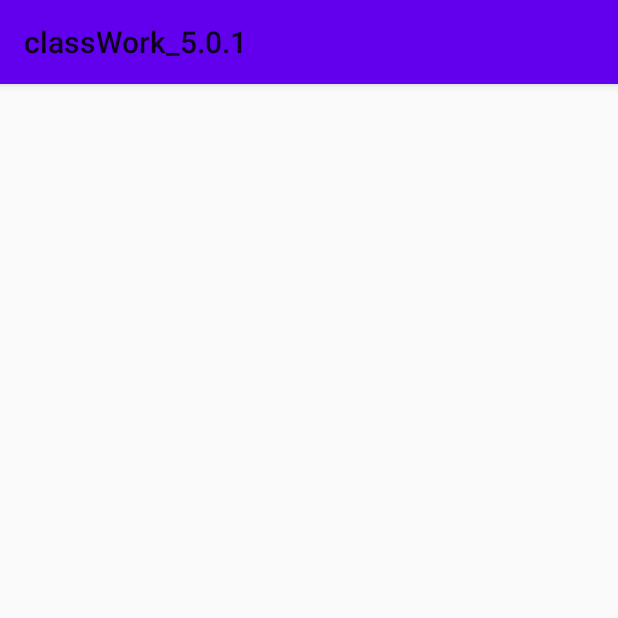
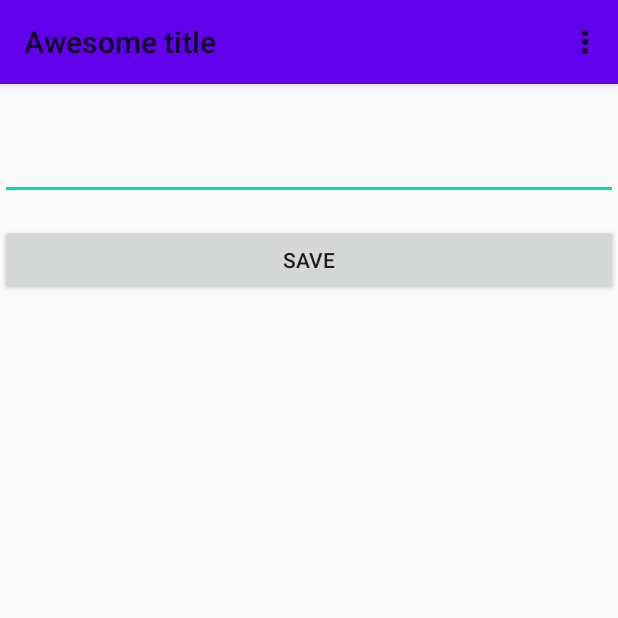
Before and after one commit to AlexanderSwift89/homeWork_5.0.1, an Android app: the screen it shows after launch (MainActivity), on a phone screen of 412 x 824 dp, the top half of it. Run offline under Robolectric (Android 15) with nearby library versions, the phone set to English and light mode, and no system bars.

Commit message:
The commit of 2020-27-07

```diff
--- a/lesson_5/classWork_5.0.1/app/src/main/java/com/example/classwork_501/MainActivity.java
+++ b/lesson_5/classWork_5.0.1/app/src/main/java/com/example/classwork_501/MainActivity.java
@@ -3,17 +3,77 @@ package com.example.classwork_501;
 import androidx.appcompat.app.AppCompatActivity;
 import androidx.appcompat.widget.Toolbar;
 
+import android.content.SharedPreferences;
 import android.os.Bundle;
+import android.view.Menu;
+import android.view.MenuItem;
+import android.view.View;
+import android.widget.Button;
+import android.widget.EditText;
+import android.widget.Toast;
 
 public class MainActivity extends AppCompatActivity {
+
+    private EditText enteredEditText;
+    private Button saveBtn;
+    private static final String SHARED_PREF_NAME="main_name";
+    private static final String SHARED_KEY_TEXT="shared_key_text";
 
     @Override
     protected void onCreate(Bundle savedInstanceState) {
         super.onCreate(savedInstanceState);
         setContentView(R.layout.activity_main);
 
+        initView();
+        getSupportActionBar().setTitle("Awesome title");
+
+        String saveText = getSavedText();
+        enteredEditText.setText(saveText);
+
+        saveBtn.setOnClickListener(new View.OnClickListener(){
+            @Override
+            public void onClick(View view){
+                String enteredStr = enteredEditText.getText().toString();
+                saveText(enteredStr);
+            }
+        });
+    }
+
+    private String getSavedText(){
+        return getSharedPreferences(SHARED_PREF_NAME, MODE_PRIVATE).getString(SHARED_KEY_TEXT," ");
+    }
+
+    private void saveText(String enteredStr){
+        SharedPreferences shared = getSharedPreferences(SHARED_PREF_NAME, MODE_PRIVATE);
+        shared.edit()
+              .putString(SHARED_KEY_TEXT,enteredStr)
+              .apply();
+    }
+
+    private void initView(){
         Toolbar toolbar = findViewById(R.id.my_toolbar);
         setSupportActionBar(toolbar);
+        enteredEditText = findViewById(R.id.eneteredEditText);
+        saveBtn = findViewById(R.id.saveBtn);
+    }
 
+
+
+    @Override
+    public boolean onCreateOptionsMenu (Menu menu){
+        // Inflate the menu; this adds items to the action bar if it is present.
+        getMenuInflater().inflate(R.menu.menu_main, menu);
+        return true;
+    }
+
+    @Override
+    public boolean onOptionsItemSelected(MenuItem item) {
+        int id = item.getItemId();
+        if (id == R.id.exit) {
+            Toast.makeText(MainActivity.this, "Exiting...", Toast.LENGTH_LONG).show();
+            finish();
+            return true;
+        }
+        return super.onOptionsItemSelected(item);
+    }
 }
-}
--- a/lesson_5/classWork_5.0.1/app/src/main/res/layout/activity_main.xml
+++ b/lesson_5/classWork_5.0.1/app/src/main/res/layout/activity_main.xml
@@ -1,7 +1,8 @@
 <?xml version="1.0" encoding="utf-8"?>
-<FrameLayout xmlns:android="http://schemas.android.com/apk/res/android"
+<LinearLayout xmlns:android="http://schemas.android.com/apk/res/android"
     xmlns:app="http://schemas.android.com/apk/res-auto"
     xmlns:tools="http://schemas.android.com/tools"
+    android:orientation="vertical"
     android:layout_width="match_parent"
     android:layout_height="match_parent"
     tools:context=".MainActivity">
@@ -15,6 +16,18 @@
         android:theme="@style/ThemeOverlay.AppCompat.ActionBar"
         app:popupTheme="@style/ThemeOverlay.AppCompat.Light" />
 
+    <EditText
+        android:id="@+id/eneteredEditText"
+        android:layout_marginTop="32dp"
+        android:layout_width="match_parent"
+        android:layout_height="wrap_content"
+        android:hint="@string/hintEdtx"/>
 
+    <Button
+        android:id="@+id/saveBtn"
+        android:layout_marginTop="16dp"
+        android:layout_width="match_parent"
+        android:layout_height="wrap_content"
+        android:text="@string/saveBtn"/>
 
-</FrameLayout>
+</LinearLayout>
--- a/lesson_5/classWork_5.0.1/app/src/main/res/menu/menu_main.xml
+++ b/lesson_5/classWork_5.0.1/app/src/main/res/menu/menu_main.xml
@@ -4,14 +4,20 @@
     tools:context="com.netodologia.myapplication.MainActivity">
 
     <item
-        android:id="@+id/action_settings"
+        android:id="@+id/action_open_notes"
         android:orderInCategory="100"
-        android:title="Settings"
+        android:title="@string/toolbar_notes"
         app:showAsAction="never" />
 
     <item
-        android:id="@+id/action_open_notes"
+        android:id="@+id/action_settings"
         android:orderInCategory="100"
-        android:title="Записная книжка"
+        android:title="@string/toolbar_settings"
+        app:showAsAction="never" />
+
+    <item
+        android:id="@+id/exit"
+        android:orderInCategory="100"
+        android:title="@string/toolbar_exit"
         app:showAsAction="never" />
 </menu>
--- a/lesson_5/classWork_5.0.1/app/src/main/res/values/strings.xml
+++ b/lesson_5/classWork_5.0.1/app/src/main/res/values/strings.xml
@@ -1,4 +1,10 @@
 <resources>
     <string name="app_name">classWork_5.0.1</string>
+    <string name="toolbar_exit">Выйти</string>
+    <string name="toolbar_settings">Settings</string>
+    <string name="toolbar_notes">Записная книжка</string>
+
+    <string name="hintEdtx">Entered text...</string>
+    <string name="saveBtn">Save</string>
 
 </resources>
```
